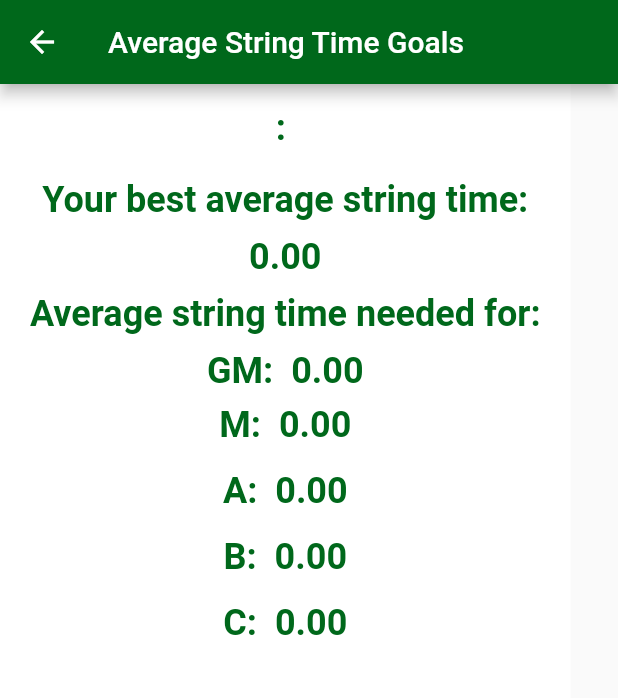
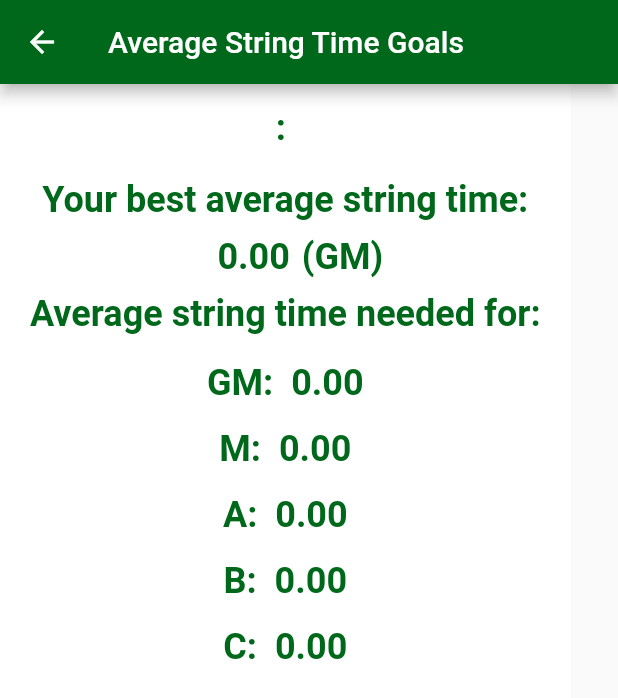
Before and after one commit to smokeyroader/steel_challenge_match_tracker, a Flutter app: the TimesNeeded screen opened directly with empty values, on a phone screen of 412 x 824 dp. Shown: the top 698 px of the screen. Run offline on Flutter 3.47's test engine with Material 2 defaults, Android fonts, the light colour scheme and no system bars; our stand-ins replace rflutter_alert, shared_preferences, sqflite; accounts and stored records are empty.

Commit message:
Minor changes to string_avg_needed.dart.

```diff
--- a/lib/string_avg_needed.dart
+++ b/lib/string_avg_needed.dart
@@ -19,6 +19,8 @@ class TimesNeeded extends StatelessWidget {
 
   @override
   Widget build(BuildContext context) {
+    String bestStageClass;
+
     //Account for the different number of scored strings for Outer Limits
     int numStrings;
     stage == 'Outer Limits' ? numStrings = 3 : numStrings = 4;
@@ -30,6 +32,20 @@ class TimesNeeded extends StatelessWidget {
     String aTime = ((stagePeak / .75) / numStrings).toStringAsFixed(2);
     String bTime = ((stagePeak / .60) / numStrings).toStringAsFixed(2);
     String cTime = ((stagePeak / .40) / numStrings).toStringAsFixed(2);
+
+    if (bestAvgStr <= (stagePeak / .95) / numStrings) {
+      bestStageClass = 'GM';
+    } else if (bestAvgStr <= (stagePeak / .85) / numStrings) {
+      bestStageClass = 'M';
+    } else if (bestAvgStr <= (stagePeak / .75) / numStrings) {
+      bestStageClass = 'A';
+    } else if (bestAvgStr <= (stagePeak / .60) / numStrings) {
+      bestStageClass = 'B';
+    } else if (bestAvgStr <= (stagePeak / .40) / numStrings) {
+      bestStageClass = 'C';
+    } else {
+      bestStageClass = 'D';
+    }
 
     return SafeArea(
       child: Scaffold(
@@ -109,7 +125,7 @@ class TimesNeeded extends StatelessWidget {
                     Padding(
                       padding: const EdgeInsets.only(
                         left: 20.0,
-                        right: 20.0,
+                        right: 4.0,
                       ),
                       child: Text(
                         bestAvgStr.toStringAsFixed(2),
@@ -120,6 +136,19 @@ class TimesNeeded extends StatelessWidget {
                         ),
                       ),
                     ),
+                    Padding(
+                      padding: const EdgeInsets.only(
+                        left: 4,
+                      ),
+                      child: Text(
+                        '($bestStageClass)',
+                        style: const TextStyle(
+                          fontWeight: FontWeight.bold,
+                          color: Color(0xFF00681B),
+                          fontSize: 24,
+                        ),
+                      ),
+                    )
                   ],
                 ),
               ),
@@ -155,10 +184,7 @@ class TimesNeeded extends StatelessWidget {
                   mainAxisAlignment: MainAxisAlignment.center,
                   children: [
                     Padding(
-                      padding: const EdgeInsets.only(
-                        left: 16,
-                        right: 16,
-                      ),
+                      padding: const EdgeInsets.all(8.0),
                       child: ClassText(
                         classLetter: 'GM',
                         time: gmTime,
```
